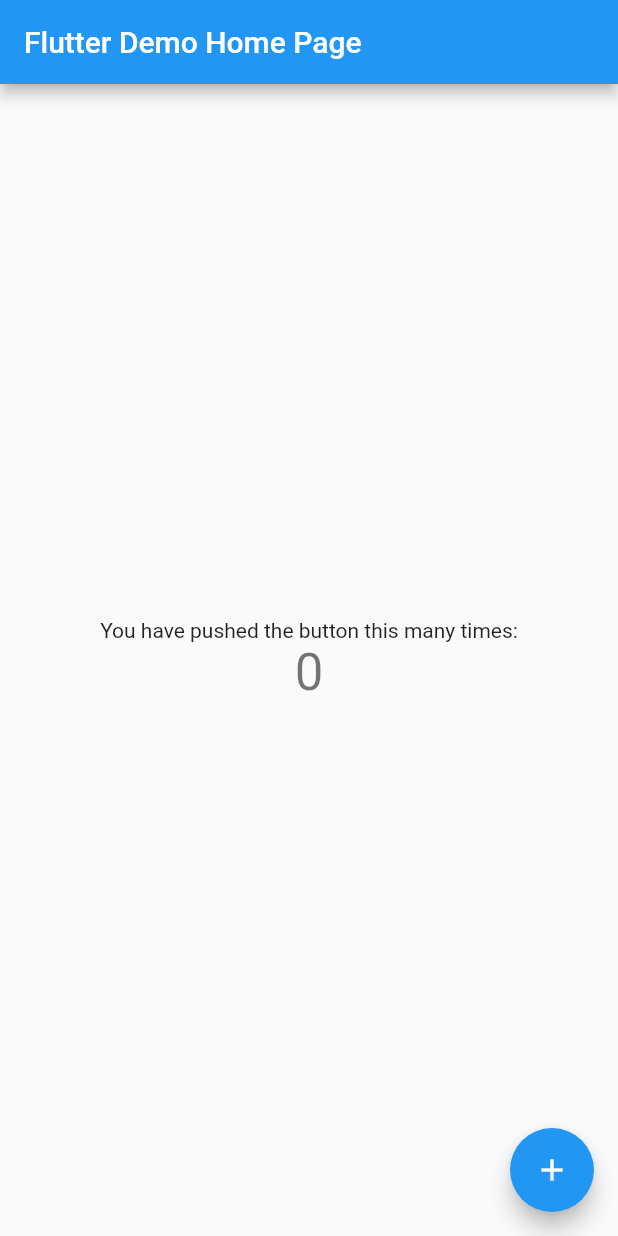
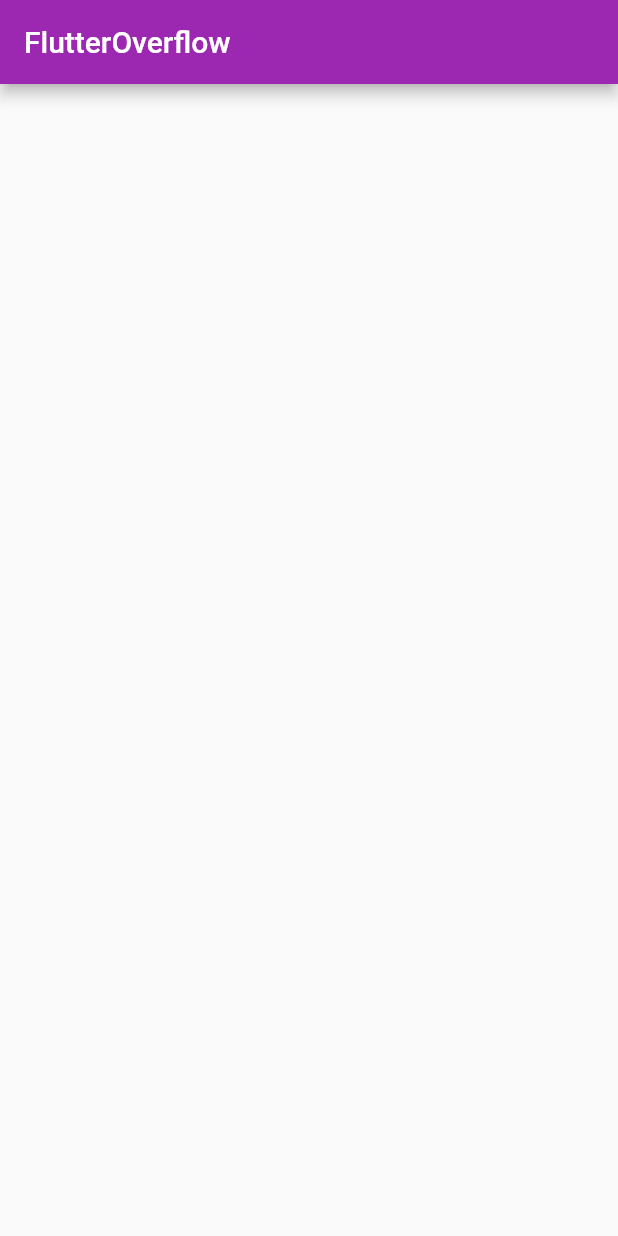
Before and after one commit to duanhong169/flutter_overflow, a Flutter app: the screen it shows after launch, on a phone screen of 412 x 824 dp. Run offline on Flutter 3.47's test engine with Material 2 defaults, Android fonts, the phone set to English and light mode, and no system bars.

Commit message:
Empty home screen

```diff
--- a/lib/main.dart
+++ b/lib/main.dart
@@ -1,109 +1,17 @@
 import 'package:flutter/material.dart';
+import 'package:flutter_overflow/presentation/home_screen.dart';
 
 void main() => runApp(new MyApp());
 
 class MyApp extends StatelessWidget {
-  // This widget is the root of your application.
   @override
   Widget build(BuildContext context) {
     return new MaterialApp(
-      title: 'Flutter Demo',
+      title: 'Flutter Overflow',
       theme: new ThemeData(
-        // This is the theme of your application.
-        //
-        // Try running your application with "flutter run". You'll see the
-        // application has a blue toolbar. Then, without quitting the app, try
-        // changing the primarySwatch below to Colors.green and then invoke
-        // "hot reload" (press "r" in the console where you ran "flutter run",
-        // or press Run > Flutter Hot Reload in IntelliJ). Notice that the
-        // counter didn't reset back to zero; the application is not restarted.
-        primarySwatch: Colors.blue,
+        primarySwatch: Colors.purple,
       ),
-      home: new MyHomePage(title: 'Flutter Demo Home Page'),
+      home: new HomeScreen(title: 'FlutterOverflow'),
     );
   }
 }
-
-class MyHomePage extends StatefulWidget {
-  MyHomePage({Key key, this.title}) : super(key: key);
-
-  // This widget is the home page of your application. It is stateful, meaning
-  // that it has a State object (defined below) that contains fields that affect
-  // how it looks.
-
-  // This class is the configuration for the state. It holds the values (in this
-  // case the title) provided by the parent (in this case the App widget) and
-  // used by the build method of the State. Fields in a Widget subclass are
-  // always marked "final".
-
-  final String title;
-
-  @override
-  _MyHomePageState createState() => new _MyHomePageState();
-}
-
-class _MyHomePageState extends State<MyHomePage> {
-  int _counter = 0;
-
-  void _incrementCounter() {
-    setState(() {
-      // This call to setState tells the Flutter framework that something has
-      // changed in this State, which causes it to rerun the build method below
-      // so that the display can reflect the updated values. If we changed
-      // _counter without calling setState(), then the build method would not be
-      // called again, and so nothing would appear to happen.
-      _counter++;
-    });
-  }
-
-  @override
-  Widget build(BuildContext context) {
-    // This method is rerun every time setState is called, for instance as done
-    // by the _incrementCounter method above.
-    //
-    // The Flutter framework has been optimized to make rerunning build methods
-    // fast, so that you can just rebuild anything that needs updating rather
-    // than having to individually change instances of widgets.
-    return new Scaffold(
-      appBar: new AppBar(
-        // Here we take the value from the MyHomePage object that was created by
-        // the App.build method, and use it to set our appbar title.
-        title: new Text(widget.title),
-      ),
-      body: new Center(
-        // Center is a layout widget. It takes a single child and positions it
-        // in the middle of the parent.
-        child: new Column(
-          // Column is also layout widget. It takes a list of children and
-          // arranges them vertically. By default, it sizes itself to fit its
-          // children horizontally, and tries to be as tall as its parent.
-          //
-          // Invoke "debug paint" (press "p" in the console where you ran
-          // "flutter run", or select "Toggle Debug Paint" from the Flutter tool
-          // window in IntelliJ) to see the wireframe for each widget.
-          //
-          // Column has various properties to control how it sizes itself and
-          // how it positions its children. Here we use mainAxisAlignment to
-          // center the children vertically; the main axis here is the vertical
-          // axis because Columns are vertical (the cross axis would be
-          // horizontal).
-          mainAxisAlignment: MainAxisAlignment.center,
-          children: <Widget>[
-            new Text(
-              'You have pushed the button this many times:',
-            ),
-            new Text(
-              '$_counter',
-              style: Theme.of(context).textTheme.display1,
-            ),
-          ],
-        ),
-      ),
-      floatingActionButton: new FloatingActionButton(
-        onPressed: _incrementCounter,
-        tooltip: 'Increment',
-        child: new Icon(Icons.add),
-      ), // This trailing comma makes auto-formatting nicer for build methods.
-    );
-  }
-}
--- /dev/null
+++ b/lib/presentation/home_screen.dart
@@ -0,0 +1,17 @@
+import 'package:flutter/material.dart';
+
+class HomeScreen extends StatelessWidget {
+
+  final String title;
+
+  HomeScreen({@required this.title}) : super();
+
+  @override
+  Widget build(BuildContext context) {
+    return Scaffold(
+      appBar: AppBar(
+        title: Text(title)
+      ),
+    );
+  }
+}
```
Also changed, not shown: 1 other file.
